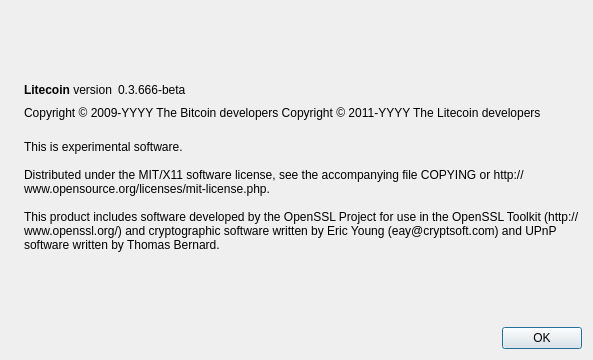
The window that src/qt/forms/aboutdialog.ui (shkritz/nummus) describes before a commit, drawn with Qt 5.
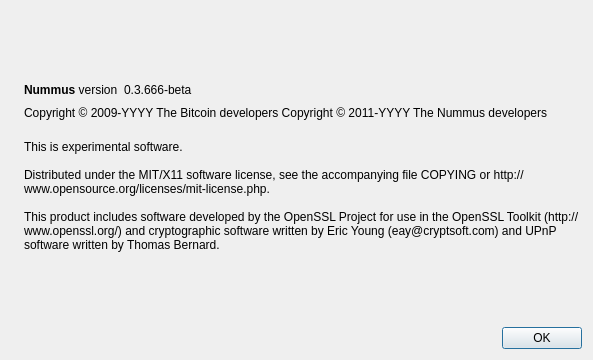
The same window after the commit. Icons and pictures are not drawn.

```diff
--- a/src/qt/forms/aboutdialog.ui
+++ b/src/qt/forms/aboutdialog.ui
@@ -50,7 +50,7 @@
           <cursorShape>IBeamCursor</cursorShape>
          </property>
          <property name="text">
-          <string>&lt;b&gt;Litecoin&lt;/b&gt; version</string>
+          <string>&lt;b&gt;Nummus&lt;/b&gt; version</string>
          </property>
          <property name="textInteractionFlags">
           <set>Qt::LinksAccessibleByMouse|Qt::TextSelectableByKeyboard|Qt::TextSelectableByMouse</set>
@@ -92,7 +92,7 @@
        </property>
        <property name="text">
         <string notr="true">Copyright &amp;copy; 2009-YYYY The Bitcoin developers
-Copyright &amp;copy; 2011-YYYY The Litecoin developers</string>
+Copyright &amp;copy; 2011-YYYY The Nummus developers</string>
        </property>
        <property name="textFormat">
         <enum>Qt::RichText</enum>
```
Left out of the diff: 2 changed lines with no effect on the pictures.
